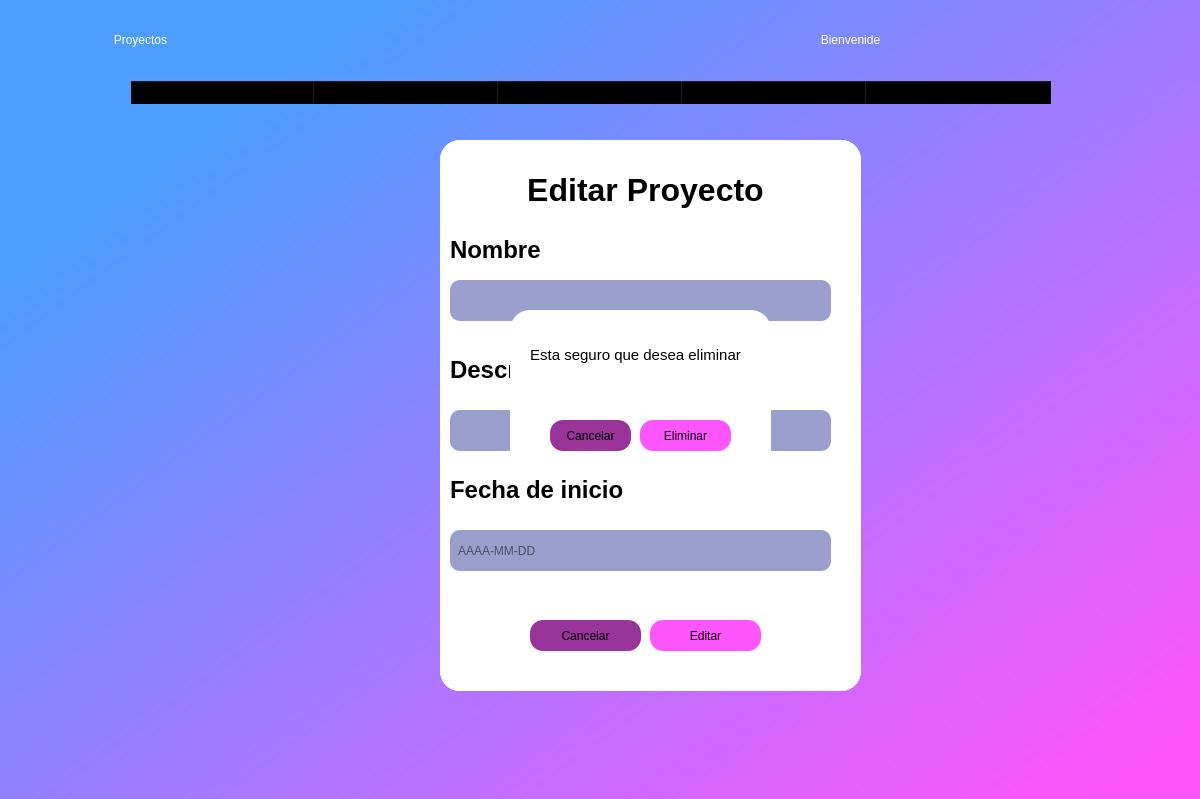
Qt form chicos.ui (rojasalexander/AdministradorProyectosFacultad) before a commit.
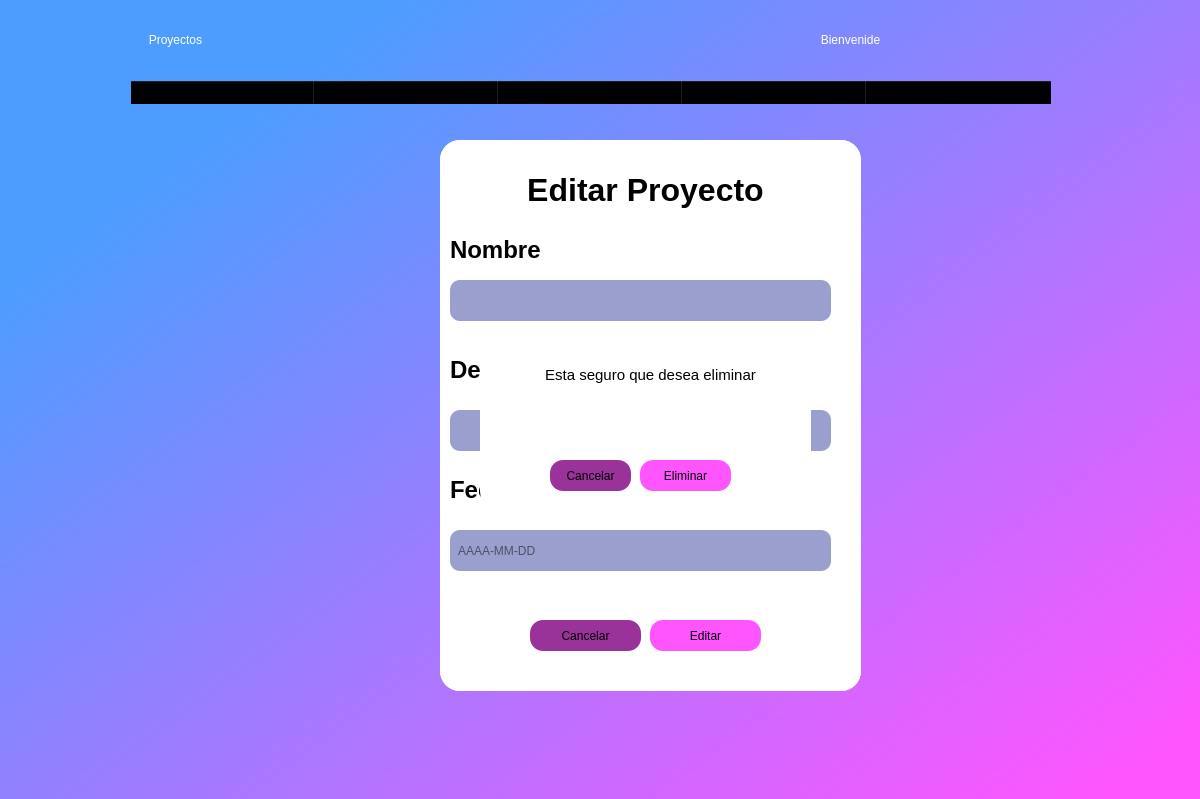
The same form after that commit.

Commit message: interfaz integreda Proyectos

What changed in the file:
```diff
--- a/chicos.ui
+++ b/chicos.ui
@@ -36,7 +36,7 @@
      <rect>
       <x>30</x>
       <y>0</y>
-      <width>241</width>
+      <width>311</width>
       <height>81</height>
      </rect>
     </property>
@@ -44,7 +44,7 @@
      <bool>false</bool>
     </property>
     <property name="styleSheet">
-     <string notr="true">font: 36pt &quot;Rockwell&quot;; color:rgb(255, 255, 255);
+     <string notr="true">font: 36pt &quot;Verdana&quot;; color:rgb(255, 255, 255);
 background-color: rgba(0,0,0,0);
 border-radius:20;</string>
     </property>
@@ -401,11 +401,12 @@
       <string>Crear</string>
      </property>
     </widget>
+   </widget>
     <widget class="QWidget" name="crp_2" native="true">
      <property name="geometry">
       <rect>
-       <x>0</x>
-       <y>0</y>
+      <x>450</x>
+      <y>140</y>
        <width>421</width>
        <height>551</height>
       </rect>
@@ -605,13 +606,14 @@
        <string>Editar</string>
       </property>
      </widget>
+   </widget>
      <widget class="QWidget" name="eliminar" native="true">
       <property name="geometry">
        <rect>
-        <x>70</x>
-        <y>170</y>
-        <width>261</width>
-        <height>161</height>
+      <x>490</x>
+      <y>330</y>
+      <width>331</width>
+      <height>181</height>
        </rect>
       </property>
       <property name="styleSheet">
@@ -626,7 +628,7 @@
         <rect>
          <x>0</x>
          <y>10</y>
-         <width>251</width>
+       <width>341</width>
          <height>71</height>
         </rect>
        </property>
@@ -649,9 +651,9 @@
       <widget class="QLabel" name="nom_proy">
        <property name="geometry">
         <rect>
-         <x>10</x>
+       <x>30</x>
          <y>70</y>
-         <width>241</width>
+       <width>301</width>
          <height>41</height>
         </rect>
        </property>
@@ -662,8 +664,8 @@
       <widget class="QPushButton" name="cancelarbtn_2">
        <property name="geometry">
         <rect>
-         <x>40</x>
-         <y>110</y>
+       <x>70</x>
+       <y>130</y>
          <width>81</width>
          <height>31</height>
         </rect>
@@ -679,8 +681,8 @@
       <widget class="QPushButton" name="eliminarbtn">
        <property name="geometry">
         <rect>
-         <x>130</x>
-         <y>110</y>
+       <x>160</x>
+       <y>130</y>
          <width>91</width>
          <height>31</height>
         </rect>
@@ -692,8 +694,6 @@
        <property name="text">
         <string>Eliminar</string>
        </property>
-      </widget>
-     </widget>
     </widget>
    </widget>
   </widget>
```
Lines whose indentation alone changed are shown as unchanged. The commit also changes 5 other files.
